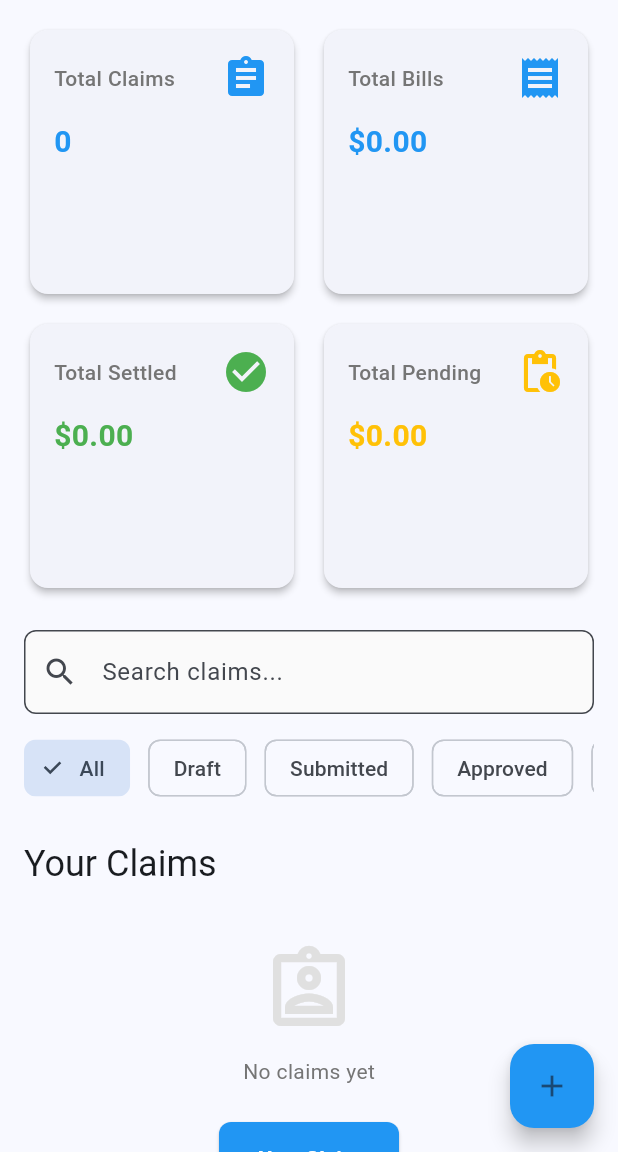
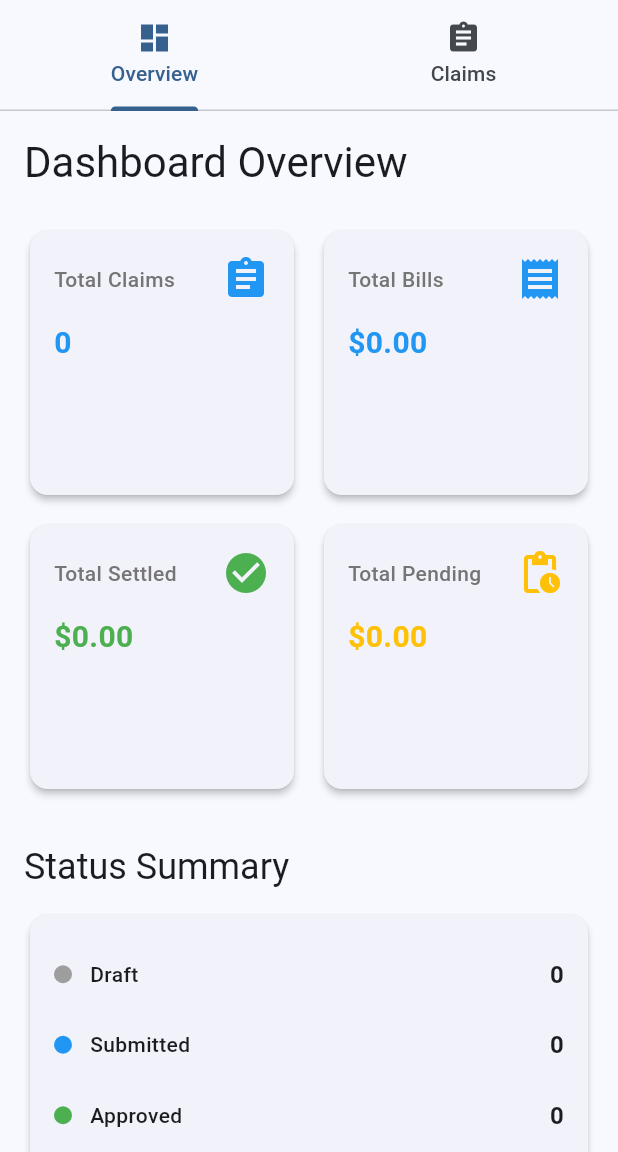
Before and after one commit to nishu-kumari14/Insurance-Claim-Management-System, a Flutter app: the screen it shows after launch, on a phone screen of 412 x 824 dp, the part 84-1236 px from its top. Run offline on Flutter 3.47's test engine with Material 3 defaults, Android fonts, the phone set to English and light mode, and no system bars; our stand-ins replace shared_preferences.

Commit message:
Refactor dashboard with separate Overview and Claims tabs for better UX

```diff
--- a/lib/screens/dashboard_screen.dart
+++ b/lib/screens/dashboard_screen.dart
@@ -17,6 +17,7 @@ class DashboardScreen extends StatefulWidget {
 class _DashboardScreenState extends State<DashboardScreen> {
   final TextEditingController _searchController = TextEditingController();
   ClaimStatus? _selectedStatus;
+  int _selectedIndex = 0;
 
   @override
   void initState() {
@@ -72,6 +73,8 @@ class _DashboardScreenState extends State<DashboardScreen> {
 
   @override
   Widget build(BuildContext context) {
+    final isMobile = MediaQuery.of(context).size.width < 600;
+
     return Scaffold(
       appBar: AppBar(
         title: const Text(AppStrings.appTitle),
@@ -104,12 +107,66 @@ class _DashboardScreenState extends State<DashboardScreen> {
       ),
       body: Consumer<ClaimProvider>(
         builder: (context, claimProvider, _) {
+          return DefaultTabController(
+            length: 2,
+            child: Column(
+              children: [
+                TabBar(
+                  onTap: (index) => setState(() => _selectedIndex = index),
+                  tabs: const [
+                    Tab(
+                      icon: Icon(Icons.dashboard),
+                      text: 'Overview',
+                    ),
+                    Tab(
+                      icon: Icon(Icons.assignment),
+                      text: 'Claims',
+                    ),
+                  ],
+                ),
+                Expanded(
+                  child: TabBarView(
+                    children: [
+                      _buildOverviewTab(claimProvider),
+                      _buildClaimsTab(claimProvider),
+                    ],
+                  ),
+                ),
+              ],
+            ),
+          );
+        },
+      ),
+      floatingActionButton: _selectedIndex == 1
+          ? FloatingActionButton(
+              onPressed: () {
+                Navigator.push(
+                  context,
+                  MaterialPageRoute(
+                    builder: (context) => const CreateClaimScreen(),
+                  ),
+                );
+              },
+              backgroundColor: AppColors.primary,
+              child: const Icon(Icons.add),
+            )
+          : null,
+    );
+  }
+
+  Widget _buildOverviewTab(ClaimProvider claimProvider) {
     return SingleChildScrollView(
       padding: const EdgeInsets.all(AppDimens.padding),
       child: Column(
         crossAxisAlignment: CrossAxisAlignment.start,
         children: [
-                // Statistics Cards
+          Text(
+            'Dashboard Overview',
+            style: Theme.of(context).textTheme.headlineMedium,
+          ),
+          const SizedBox(height: AppDimens.paddingLarge),
+
+          // Statistics Cards - 2x2 Grid
           GridView.count(
             crossAxisCount: 2,
             shrinkWrap: true,
@@ -144,8 +201,99 @@ class _DashboardScreenState extends State<DashboardScreen> {
               ),
             ],
           ),
+          const SizedBox(height: AppDimens.paddingXLarge),
+
+          // Status Summary
+          Text(
+            'Status Summary',
+            style: Theme.of(context).textTheme.headlineSmall,
+          ),
+          const SizedBox(height: AppDimens.paddingSmall),
+          Card(
+            child: Padding(
+              padding: const EdgeInsets.all(AppDimens.padding),
+              child: Column(
+                children: [
+                  _buildStatusRow('Draft', claimProvider.draftClaims, AppColors.draftColor),
+                  _buildStatusRow('Submitted', claimProvider.submittedClaims, AppColors.submittedColor),
+                  _buildStatusRow('Approved', claimProvider.approvedClaims, AppColors.approvedColor),
+                  _buildStatusRow('Rejected', claimProvider.rejectedClaims, AppColors.rejectedColor),
+                  _buildStatusRow('Settled', claimProvider.settledClaims, AppColors.settledColor),
+                ],
+              ),
+            ),
+          ),
           const SizedBox(height: AppDimens.paddingLarge),
 
+          // Quick Actions
+          Text(
+            'Quick Actions',
+            style: Theme.of(context).textTheme.headlineSmall,
+          ),
+          const SizedBox(height: AppDimens.paddingSmall),
+          Row(
+            children: [
+              Expanded(
+                child: CustomButton(
+                  label: 'New Claim',
+                  onPressed: () {
+                    Navigator.push(
+                      context,
+                      MaterialPageRoute(
+                        builder: (context) => const CreateClaimScreen(),
+                      ),
+                    );
+                  },
+                ),
+              ),
+            ],
+          ),
+        ],
+      ),
+    );
+  }
+
+  Widget _buildStatusRow(String status, int count, Color color) {
+    return Padding(
+      padding: const EdgeInsets.symmetric(vertical: AppDimens.paddingSmall),
+      child: Row(
+        mainAxisAlignment: MainAxisAlignment.spaceBetween,
+        children: [
+          Row(
+            children: [
+              Container(
+                width: 12,
+                height: 12,
+                decoration: BoxDecoration(
+                  color: color,
+                  shape: BoxShape.circle,
+                ),
+              ),
+              const SizedBox(width: AppDimens.paddingSmall),
+              Text(
+                status,
+                style: const TextStyle(fontWeight: FontWeight.w500),
+              ),
+            ],
+          ),
+          Text(
+            count.toString(),
+            style: const TextStyle(
+              fontWeight: FontWeight.bold,
+              fontSize: 16,
+            ),
+          ),
+        ],
+      ),
+    );
+  }
+
+  Widget _buildClaimsTab(ClaimProvider claimProvider) {
+    return SingleChildScrollView(
+      padding: const EdgeInsets.all(AppDimens.padding),
+      child: Column(
+        crossAxisAlignment: CrossAxisAlignment.start,
+        children: [
           // Search and Filter
           TextField(
             controller: _searchController,
@@ -200,13 +348,6 @@ class _DashboardScreenState extends State<DashboardScreen> {
             ),
           ),
           const SizedBox(height: AppDimens.paddingLarge),
-
-                // Claims List
-                Text(
-                  'Your Claims',
-                  style: Theme.of(context).textTheme.headlineSmall,
-                ),
-                const SizedBox(height: AppDimens.paddingSmall),
 
           if (claimProvider.isLoading)
             const Center(child: CircularProgressIndicator())
@@ -283,20 +424,5 @@ class _DashboardScreenState extends State<DashboardScreen> {
         ],
       ),
     );
-        },
-      ),
-      floatingActionButton: FloatingActionButton(
-        onPressed: () {
-          Navigator.push(
-            context,
-            MaterialPageRoute(
-              builder: (context) => const CreateClaimScreen(),
-            ),
-          );
-        },
-        backgroundColor: AppColors.primary,
-        child: const Icon(Icons.add),
-      ),
-    );
   }
 }
```
Lines whose indentation alone changed are shown as unchanged.
